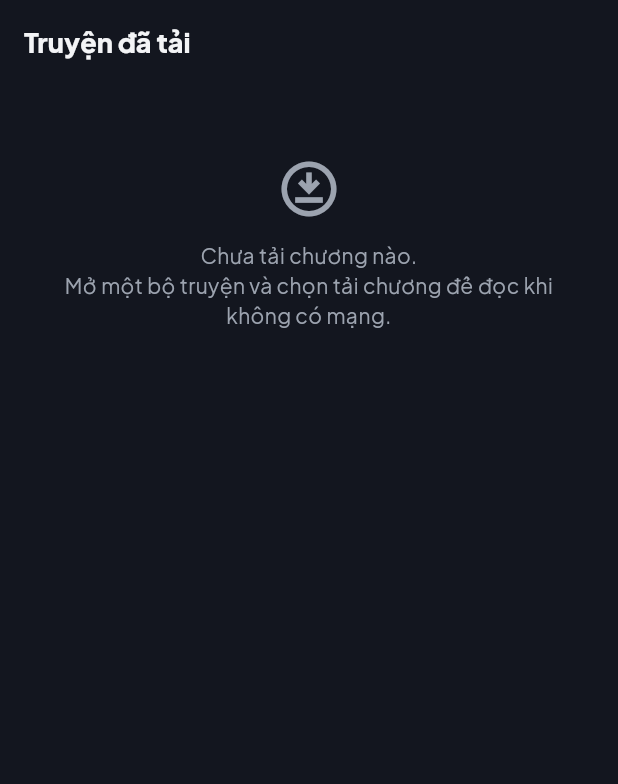
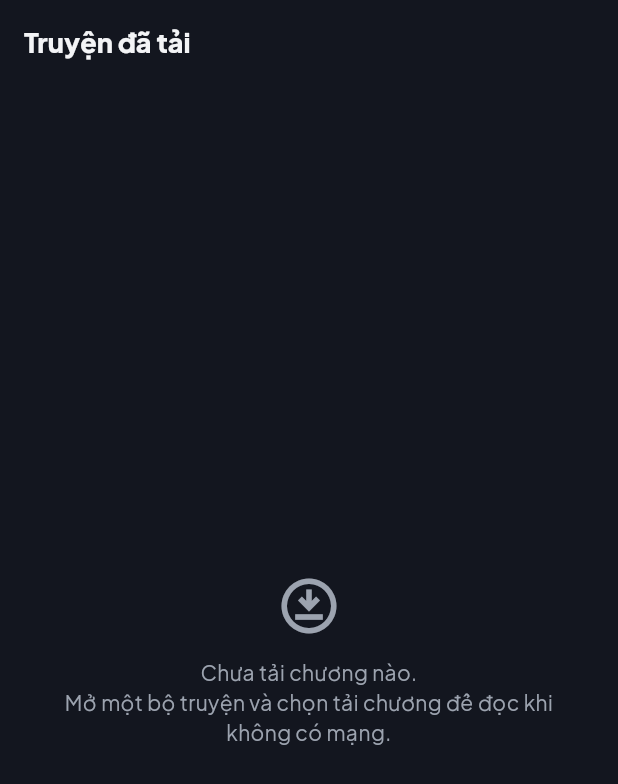
Before and after one commit to tranbaoming/panelforge-mobile, a Flutter app: the DownloadsPage screen opened by its route, on a phone screen of 412 x 824 dp. Shown: the top 784 px of the screen. Run offline on Flutter 3.47's test engine with Material 3 defaults, Android fonts, the phone set to English and light mode, and no system bars; our stand-ins replace audioplayers, cached_network_image, cookie_jar, dio, dio_cookie_manager, flutter_riverpod and 5 more; missing offline and left inert: desktop_webview_window, mobile_scanner, record; accounts and stored records are empty; network calls fail.

Commit message:
fix(mobile): refresh expired token for wallet, tidy bell and downloads
- /api/wallet/me and /api/auth/me now also get one silent refresh and
  retry on 401, so the wallet no longer shows "-" after the access
  token expires; a 401 from them still never ends the session.
- Bell screen shows "Chương 1", not "Chương 1.0".
- Center the empty state on the Downloads screen.

Co-Authored-By: Claude Opus 5.5 <noreply@anthropic.com>

```diff
--- a/lib/screens/profile/activity_page.dart
+++ b/lib/screens/profile/activity_page.dart
@@ -186,7 +186,7 @@ class ActivityPage extends ConsumerWidget {
                           style: GoogleFonts.plusJakartaSans(color: ForgeColors.text),
                         ),
                         subtitle: Text(
-                          'Chương ${h.chapterNumber} • ${timeAgo(h.readAt)}',
+                          'Chương ${h.chapterNumberLabel} • ${timeAgo(h.readAt)}',
                           style: GoogleFonts.plusJakartaSans(fontSize: 11.5, color: ForgeColors.muted),
                         ),
                       ),
--- a/lib/screens/profile/downloads_page.dart
+++ b/lib/screens/profile/downloads_page.dart
@@ -63,9 +63,11 @@ class DownloadsPage extends ConsumerWidget {
         ],
       ),
       body: ids.isEmpty
-          ? const ForgeEmptyState(
-              icon: Icons.download_for_offline_outlined,
-              message: 'Chưa tải chương nào.\nMở một bộ truyện và chọn tải chương để đọc khi không có mạng.',
+          ? const Center(
+              child: ForgeEmptyState(
+                icon: Icons.download_for_offline_outlined,
+                message: 'Chưa tải chương nào.\nMở một bộ truyện và chọn tải chương để đọc khi không có mạng.',
+              ),
             )
           : ListView(
               padding: const EdgeInsets.fromLTRB(16, 8, 16, 24),
```
Also changed, not shown: lib/services/api_client.dart (+6 -6 lines).
